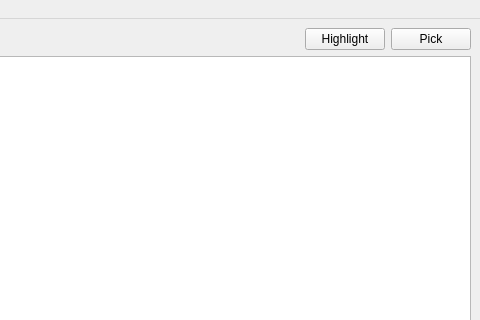
The window that germaniumsb/MainWindow.ui (germaniumhq/germanium-selector-builder) describes before a commit, drawn with Qt 5; both pictures show x 320 to 800 and y 0 to 320 of the 800 by 600 pixel window.
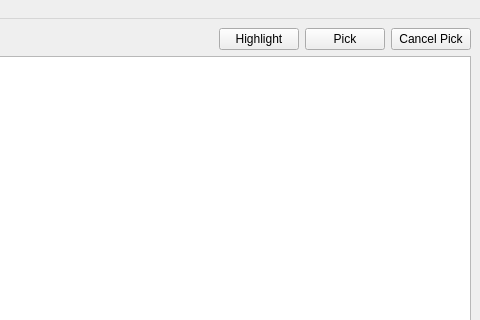
The same window after the commit.

Diff of the .ui file:
```diff
--- a/germaniumsb/MainWindow.ui
+++ b/germaniumsb/MainWindow.ui
@@ -70,6 +70,13 @@
           </property>
          </widget>
         </item>
+        <item>
+         <widget class="QPushButton" name="cancelPickButton">
+          <property name="text">
+           <string>Cancel Pick</string>
+          </property>
+         </widget>
+        </item>
        </layout>
       </item>
      </layout>
```
Left out of the diff: 2 changed lines with no effect on the pictures.
